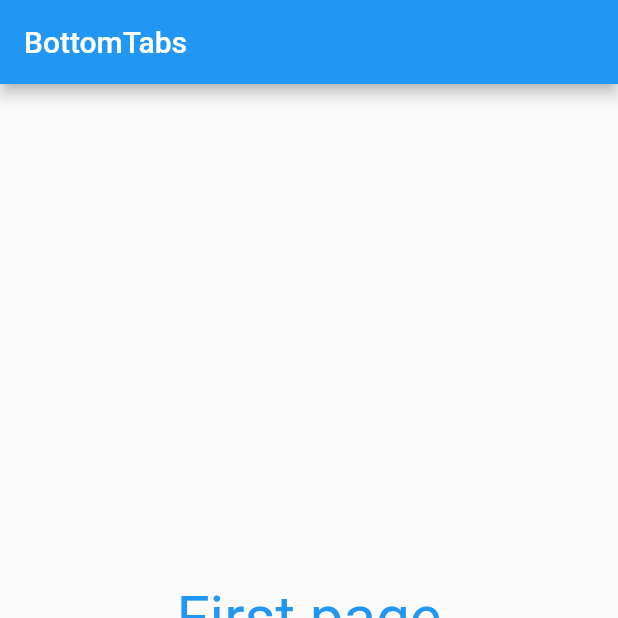
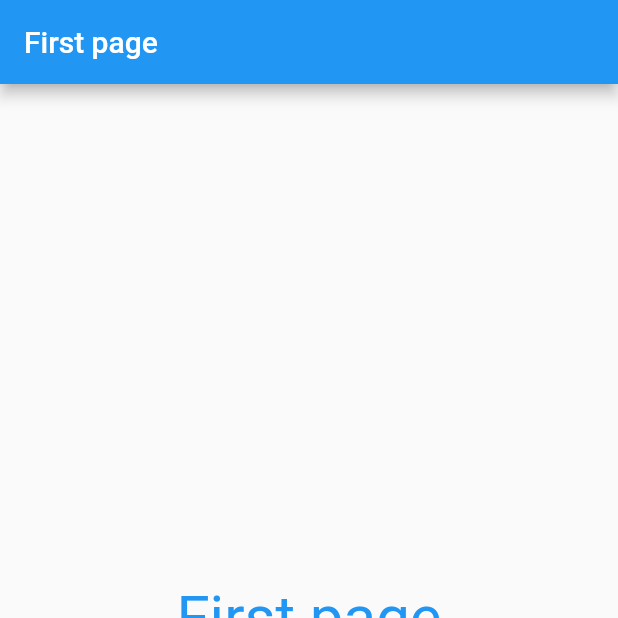
Before and after one commit to codedken/bottom_tabs_bar, a Flutter app: the screen it shows after launch, on a phone screen of 412 x 824 dp, the top half of it. Run offline on Flutter 3.47's test engine with Material 2 defaults, Android fonts, the phone set to English and light mode, and no system bars.

Commit message:
added a dynamic title for different pages

```diff
--- a/lib/main.dart
+++ b/lib/main.dart
@@ -16,10 +16,19 @@ class _MyAppState extends State<MyApp> {
   );
   int _selectedIndex = 0;
 
-  List<Widget> _pages = [
-    Text('First page', style: _textStyle),
-    Text('Second page', style: _textStyle),
-    Text('Third page', style: _textStyle),
+  List<Map<String, Object>> _pages = [
+    {
+      'title': 'First page',
+      'page': Text('First page', style: _textStyle),
+    },
+    {
+      'title': 'Second page',
+      'page': Text('Second page', style: _textStyle),
+    },
+    {
+      'title': 'Third page',
+      'page': Text('Third page', style: _textStyle),
+    },
   ];
 
   void _selectedTab(int index) {
@@ -42,9 +51,9 @@ class _MyAppState extends State<MyApp> {
     return MaterialApp(
       home: Scaffold(
         appBar: AppBar(
-          title: Text('BottomTabs'),
+          title: Text(_pages[_selectedIndex]['title']),
         ),
-        body: Center(child: _pages[_selectedIndex]),
+        body: Center(child: _pages[_selectedIndex]['page']),
         bottomNavigationBar: BottomNavigationBar(
           onTap: _selectedTab,
           currentIndex: _selectedIndex,
```
